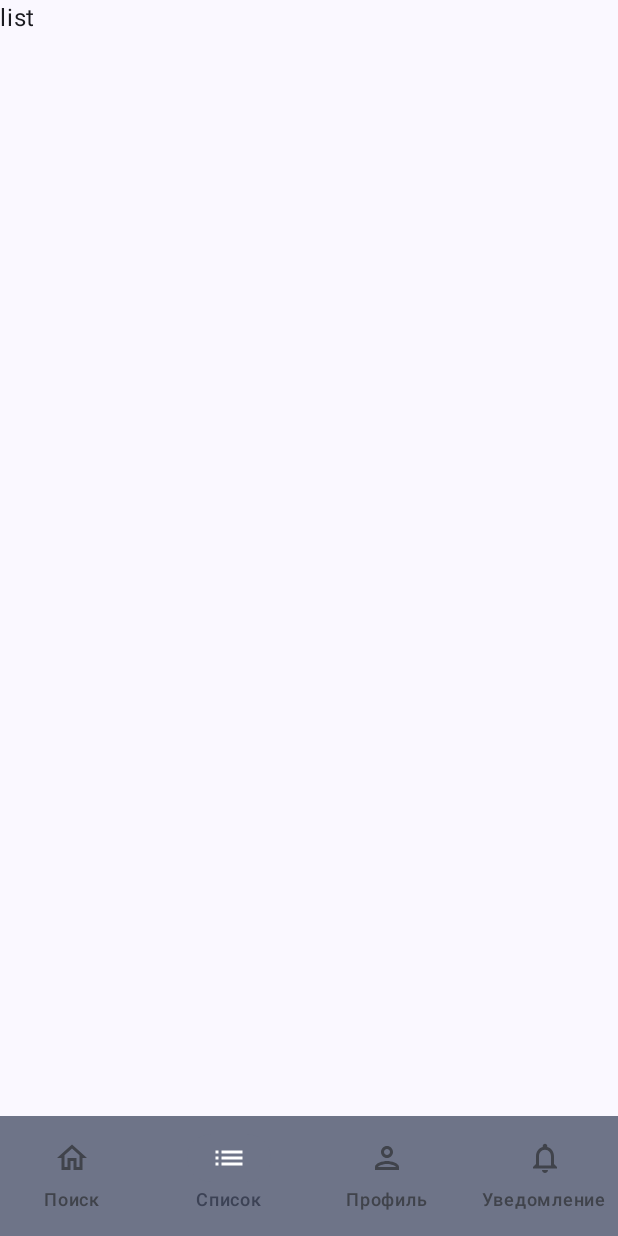
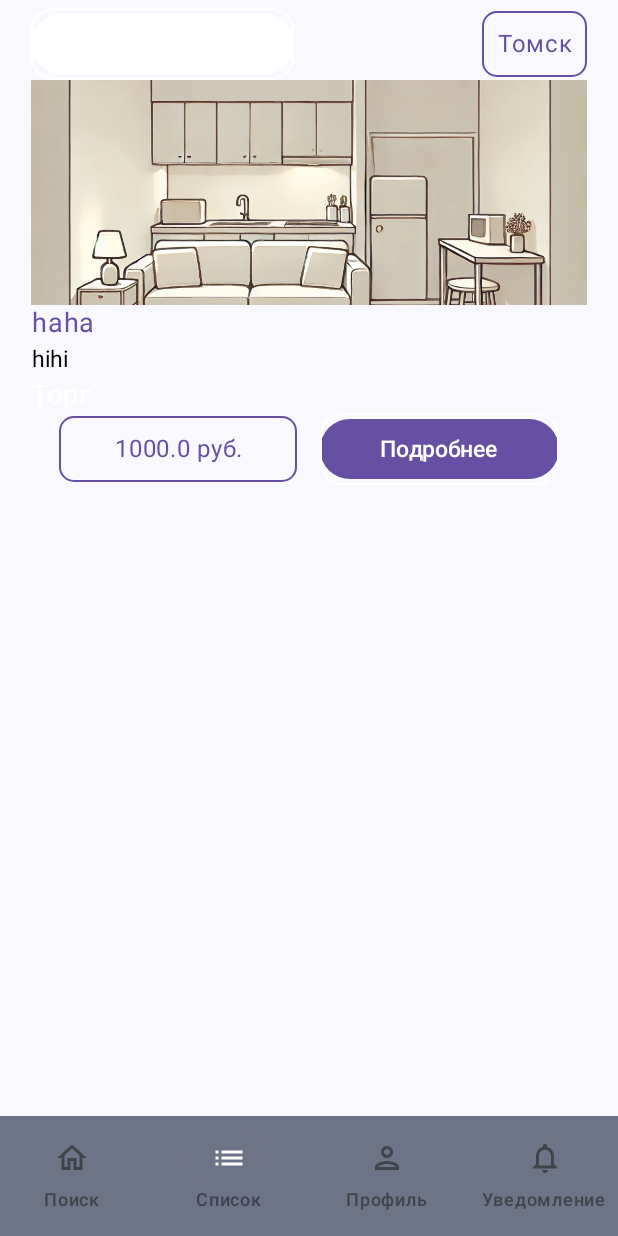
Before and after one commit to zavaranak/BookingMobileApp-, an Android app built with Jetpack Compose: the screen it shows after launch (MainActivity), item 2 of the bottom bar chosen, on a phone screen of 412 x 824 dp. Run offline under Robolectric (Android 15) with nearby library versions, the phone set to English and light mode, and no system bars; pictures from the network do not load.

Commit message:
Created List screen with filter sub-screen. Created fake call api (not applied yet). Created UI Component using Theme Color and Size. Created  Scrollable Column - Common UI

```diff
--- a/app/build.gradle.kts
+++ b/app/build.gradle.kts
@@ -57,4 +57,5 @@ dependencies {
     debugImplementation(libs.androidx.ui.test.manifest)
     implementation("androidx.lifecycle:lifecycle-viewmodel-compose:2.7.0")
     implementation("androidx.navigation:navigation-compose:2.7.5")
+    implementation("io.coil-kt:coil-compose:2.4.0")
 }
--- a/app/src/main/AndroidManifest.xml
+++ b/app/src/main/AndroidManifest.xml
@@ -1,6 +1,8 @@
 <?xml version="1.0" encoding="utf-8"?>
 <manifest xmlns:android="http://schemas.android.com/apk/res/android"
     xmlns:tools="http://schemas.android.com/tools">
+
+    <uses-permission android:name="android.permission.INTERNET" />
 
     <application
         android:allowBackup="true"
--- a/app/src/main/java/com/example/bookingmobilejetpackcompose/presentation/Application.kt
+++ b/app/src/main/java/com/example/bookingmobilejetpackcompose/presentation/Application.kt
@@ -1,5 +1,4 @@
 package com.example.bookingmobilejetpackcompose.presentation
-import androidx.compose.foundation.layout.Box
 import androidx.compose.material3.Text
 import androidx.compose.runtime.Composable
 import androidx.navigation.compose.NavHost
@@ -7,6 +6,7 @@ import androidx.navigation.compose.rememberNavController
 import androidx.navigation.compose.composable
 import androidx.navigation.createGraph
 import com.example.bookingmobilejetpackcompose.presentation.screen.Layout
+import com.example.bookingmobilejetpackcompose.presentation.screen.ListScreen
 import com.example.bookingmobilejetpackcompose.presentation.screen.SearchScreen
 import com.example.bookingmobilejetpackcompose.presentation.utils.Routes
 
@@ -16,7 +16,7 @@ fun Application() {
 
     val navGraph = navController.createGraph(startDestination = Routes[0]) {
         composable(Routes[0]) { SearchScreen() }
-        composable(Routes[1]) { Text(Routes[1])   }
+        composable(Routes[1]) { ListScreen() }
 
         composable(Routes[2]) {  Text(Routes[2]) }
         composable(Routes[3]) {  Text(Routes[3]) }
--- a/app/src/main/java/com/example/bookingmobilejetpackcompose/presentation/api/api.kt
+++ b/app/src/main/java/com/example/bookingmobilejetpackcompose/presentation/api/api.kt
@@ -1,9 +1,36 @@
 package com.example.bookingmobilejetpackcompose.presentation.api
 
 import kotlinx.coroutines.delay
+
+data class Property(
+    val name:String,
+    val address: String,
+    val price: Float,
+    val imgSrc: String,
+    val bargain: Boolean
+)
+
 
 suspend fun getPopularSearches() : List<String>{
     delay(200)
     val response = listOf("Томск", "Кемерово", "Казань", "Новосибирск", "Тюмень")
     return response
 }
+
+suspend fun getResults(location:String,startTimeStamp:Int,endTimeStamp:Int, guestNumber:Int) : Array<String>{
+    delay(200)
+    val response:Array<String> = if (location!="" && startTimeStamp!=0 && endTimeStamp !=0 && guestNumber >0) {
+        arrayOf("abc","xzx","asd","aaa","aad","daf","afx","add")
+    }
+    else{
+        arrayOf("")
+    }
+    return response
+}
+
+suspend fun getPropertyById(id:String) : Property?{
+    delay(200)
+    val response:Property? = if (id!="") Property("Name","address of property",1000f,"https://example.com/image.jpg",true)
+        else null
+    return response
+}
--- a/app/src/main/java/com/example/bookingmobilejetpackcompose/presentation/screen/Layout.kt
+++ b/app/src/main/java/com/example/bookingmobilejetpackcompose/presentation/screen/Layout.kt
@@ -1,14 +1,10 @@
 package com.example.bookingmobilejetpackcompose.presentation.screen
 
 import androidx.compose.foundation.layout.Box
-import androidx.compose.foundation.layout.Column
-import androidx.compose.foundation.layout.fillMaxSize
 import androidx.compose.foundation.layout.padding
 import androidx.compose.material3.Scaffold
 import androidx.compose.runtime.Composable
-import androidx.compose.ui.Alignment
 import androidx.compose.ui.Modifier
-import androidx.compose.ui.unit.dp
 import androidx.navigation.NavController
 import com.example.bookingmobilejetpackcompose.presentation.ui.NavBar
 
--- /dev/null
+++ b/app/src/main/java/com/example/bookingmobilejetpackcompose/presentation/screen/ListScreen.kt
@@ -0,0 +1,99 @@
+package com.example.bookingmobilejetpackcompose.presentation.screen
+
+import androidx.compose.foundation.layout.Arrangement
+import androidx.compose.foundation.layout.Box
+import androidx.compose.foundation.layout.Column
+import androidx.compose.foundation.layout.Row
+import androidx.compose.foundation.layout.fillMaxWidth
+import androidx.compose.foundation.layout.height
+import androidx.compose.foundation.layout.padding
+import androidx.compose.runtime.Composable
+import androidx.compose.runtime.getValue
+import androidx.compose.runtime.mutableStateOf
+import androidx.compose.runtime.remember
+import androidx.compose.runtime.setValue
+import androidx.compose.ui.Alignment
+import androidx.compose.ui.Modifier
+import androidx.compose.ui.unit.dp
+import androidx.lifecycle.viewmodel.compose.viewModel
+import com.example.bookingmobilejetpackcompose.presentation.store.BookingViewModel
+import com.example.bookingmobilejetpackcompose.presentation.theme.ThemeButton
+import com.example.bookingmobilejetpackcompose.presentation.theme.ThemeTextOutline
+import com.example.bookingmobilejetpackcompose.presentation.ui.CustomColumnContainer
+import com.example.bookingmobilejetpackcompose.R
+import com.example.bookingmobilejetpackcompose.presentation.api.Property
+import com.example.bookingmobilejetpackcompose.presentation.theme.ThemeText
+import com.example.bookingmobilejetpackcompose.presentation.ui.ScrollableColumn
+import com.example.bookingmobilejetpackcompose.presentation.ui.listscreen.FilterMenu
+import com.example.bookingmobilejetpackcompose.presentation.ui.listscreen.PropertyImageFitWidth
+
+
+
+@Composable
+fun ListScreen(viewModel:BookingViewModel = viewModel()){
+
+
+    CustomColumnContainer {
+        TopBar(viewModel.bookingState.location)
+        ScrollableColumn {
+            PropertyCard()
+        }
+    }
+}
+
+@Composable
+fun TopBar(location:String){
+    var openFilter by remember { mutableStateOf(false)}
+
+    if(openFilter){
+        FilterMenu({openFilter=false},{})
+    }
+    Row(
+        modifier = Modifier.fillMaxWidth(0.9f).padding(top=5.dp),
+        horizontalArrangement = Arrangement.spacedBy(10.dp),
+        verticalAlignment = Alignment.CenterVertically
+    ) {
+        Box(modifier = Modifier.weight(0.5f).fillMaxWidth()){
+            ThemeButton("Фильтрация","small","bold") {openFilter=true}
+        }
+        Box(modifier = Modifier.weight(0.3f))
+        Box(modifier = Modifier.weight(0.2f).fillMaxWidth()){
+            ThemeTextOutline(location )
+        }
+    }
+}
+
+
+
+@Composable
+fun PropertyCard(){
+    val property = Property("haha","hihi",1000f,"https://example.com/image.jpg",true)
+    Column (
+        modifier = Modifier.fillMaxWidth(0.9f),
+        horizontalAlignment = Alignment.CenterHorizontally
+    ){
+        Box(modifier = Modifier.fillMaxWidth().height(150.dp)){
+            PropertyImageFitWidth(property.imgSrc, R.drawable.property)
+        }
+        Box(modifier = Modifier.fillMaxWidth()){
+            Column {
+                ThemeText(property.name,"normal","primary")
+                ThemeText(property.address,"small","black")
+                if(property.bargain){
+                    ThemeText("Торг","normal","bold")
+                }
+            }
+        }
+        Box(modifier = Modifier.fillMaxWidth(0.9f)){
+            Row(verticalAlignment = Alignment.CenterVertically, horizontalArrangement = Arrangement.spacedBy(15.dp)){
+                Box(Modifier.weight(1f)){
+                    ThemeTextOutline(property.price.toString()+" руб.")
+                }
+                Box(Modifier.weight(1f)){
+                    ThemeButton("Подробнее","small","filled"){}
+                }
+
+            }
+        }
+    }
+}
--- a/app/src/main/java/com/example/bookingmobilejetpackcompose/presentation/screen/SearchScreen.kt
+++ b/app/src/main/java/com/example/bookingmobilejetpackcompose/presentation/screen/SearchScreen.kt
@@ -17,9 +17,7 @@ import androidx.compose.ui.text.style.TextAlign
 import com.example.bookingmobilejetpackcompose.presentation.ui.Logo
 import androidx.compose.ui.unit.dp
 import androidx.compose.ui.unit.sp
-import androidx.compose.ui.window.Dialog
 import androidx.lifecycle.viewmodel.compose.viewModel
-import com.example.bookingmobilejetpackcompose.presentation.api.getPopularSearches
 import com.example.bookingmobilejetpackcompose.presentation.store.BookingViewModel
 import com.example.bookingmobilejetpackcompose.presentation.ui.Slogan
 import com.example.bookingmobilejetpackcompose.presentation.store.Date
@@ -28,25 +26,39 @@ import com.example.bookingmobilejetpackcompose.presentation.ui.CustomColumnConta
 import java.util.Calendar
 import androidx.compose.runtime.getValue
 import androidx.compose.runtime.setValue
-import com.example.bookingmobilejetpackcompose.presentation.screen.SearchScreen.RecommendationList
+import com.example.bookingmobilejetpackcompose.presentation.ui.searchscreen.RecommendationList
 import com.example.bookingmobilejetpackcompose.presentation.theme.ThemeButton
-import kotlinx.coroutines.async
+
+
 
 @Composable
-fun SearchScreen() {
+fun SearchScreen(viewModel:BookingViewModel=viewModel()) {
+    var showList by remember { mutableStateOf(false) }
     CustomColumnContainer {
         Box(modifier = Modifier.padding(bottom = 80.dp, top = 40.dp)){
             Logo()
         }
         Slogan("Ищи свое место")
-        InputForm()
+        InputForm(viewModel)
+        Box(modifier = Modifier.fillMaxWidth(0.8f)){
+
+        ThemeButton(name = "Поиск",size="big", color="light" ,null)
+        }
+        Box(
+            modifier = Modifier.fillMaxWidth(0.8f).padding(top=40.dp)
+        ){
+            ThemeButton(name = "Самые популярные поиски",size="normal",color="dark") { showList=true}
+        }
+        if(showList)
+        {
+            RecommendationList ({showList=false},viewModel::updateLocation)
+        }
     }
 }
 
 
 @Composable
-fun InputForm(viewModel:BookingViewModel=viewModel()) {
-    var showList by remember { mutableStateOf(false) }
+fun InputForm(viewModel: BookingViewModel) {
     val state = viewModel.bookingState
     Column(
         modifier = Modifier
@@ -77,16 +89,6 @@ fun InputForm(viewModel:BookingViewModel=viewModel()) {
         DateInput("Начало:",state.startDate,viewModel::updateDateStart)
         DateInput("Конец:",state.endDate,viewModel::updateDateEnd)
         GuestInput("Гости:",state.guestNumber,viewModel::updateGuestNumber)
-        ThemeButton(name = "Поиск",size="big", color="light" ,null)
-        Box(
-            modifier = Modifier.fillMaxWidth(0.8f).align(alignment = Alignment.CenterHorizontally).padding(top=40.dp)
-        ){
-        ThemeButton(name = "Самые популярные поиски",size="normal",color="dark", { showList=true})
-        }
-        if(showList)
-        {
-            RecommendationList ({showList=false},viewModel::updateLocation)
-        }
     }
 }
 @Composable
--- a/app/src/main/java/com/example/bookingmobilejetpackcompose/presentation/store/BookingViewModel.kt
+++ b/app/src/main/java/com/example/bookingmobilejetpackcompose/presentation/store/BookingViewModel.kt
@@ -11,15 +11,9 @@ data class Date(
     val year: Int
 ){
     override fun toString(): String {
-        val dayStr:String = if(day>9)day.toString() else "0" + day.toString()
-        val monthStr:String = if(month>9)month.toString() else "0" + month.toString()
+        val dayStr:String = if(day>9)day.toString() else "0$day"
+        val monthStr:String = if(month>9)month.toString() else "0$month"
         return "$dayStr.$monthStr.$year"
-    }
-    fun toValue():Int{
-        val dayStr:String = if(day>9)day.toString() else "0" + day.toString()
-        val monthStr:String = if(month>9)month.toString() else "0" + month.toString()
-        val yearStr:String = year.toString()
-        return (dayStr+monthStr+yearStr).toInt()
     }
 }
 
@@ -28,9 +22,7 @@ data class BookingState(
     val guestNumber: Int = 1,
     val startDate: Date? =null,
     val endDate: Date? = null
-) {
-}
-
+)
 class BookingViewModel : ViewModel() {
 
     var bookingState by mutableStateOf(BookingState())
--- a/app/src/main/java/com/example/bookingmobilejetpackcompose/presentation/theme/Theme.kt
+++ b/app/src/main/java/com/example/bookingmobilejetpackcompose/presentation/theme/Theme.kt
@@ -4,11 +4,12 @@ import android.os.Build
 import androidx.compose.foundation.BorderStroke
 import androidx.compose.foundation.border
 import androidx.compose.foundation.isSystemInDarkTheme
+import androidx.compose.foundation.layout.Box
 import androidx.compose.foundation.layout.fillMaxWidth
+import androidx.compose.foundation.layout.padding
 import androidx.compose.foundation.shape.RoundedCornerShape
 import androidx.compose.material3.Button
 import androidx.compose.material3.ButtonColors
-import androidx.compose.material3.ButtonDefaults
 import androidx.compose.material3.MaterialTheme
 import androidx.compose.material3.Text
 import androidx.compose.material3.darkColorScheme
@@ -17,9 +18,10 @@ import androidx.compose.material3.dynamicLightColorScheme
 import androidx.compose.material3.lightColorScheme
 import androidx.compose.ui.platform.LocalContext
 import androidx.compose.runtime.Composable
+import androidx.compose.ui.Alignment
 import androidx.compose.ui.Modifier
 import androidx.compose.ui.graphics.Color
-import androidx.compose.ui.unit.Dp
+import androidx.compose.ui.text.style.TextAlign
 import androidx.compose.ui.unit.TextUnit
 import androidx.compose.ui.unit.dp
 import androidx.compose.ui.unit.sp
@@ -74,25 +76,25 @@ fun BookingMobileJetpackComposeTheme(
 
 @Composable
 fun ThemeButton(name:String,size:String?,color:String, onClick: (()->Unit)?){
-    val fontSize = calFontSizeButton((size))
-    val colors = setColors(color)
+    val _fontSize = calFontSize((size))
+    val _colors = setColors(color)
 //    val
     Button(
         onClick={if(onClick!=null)onClick()},
         modifier = Modifier
             .fillMaxWidth()
             .border(
-                BorderStroke(1.dp, colors.contentColor),
-                shape = RoundedCornerShape(20.dp)
+                BorderStroke(1.dp, _colors.contentColor),
+                shape = RoundedCornerShape(15.dp)
             ),
-        colors = colors,
+        colors = _colors,
 
         ) {
-        Text(text=name,fontSize=fontSize)
+        Text(text=name,fontSize=_fontSize)
     }
 }
 
-fun calFontSizeButton(size:String?): TextUnit{
+fun calFontSize(size:String?): TextUnit{
     when (size) {
         "big" -> return 20.sp
         "small" -> return 15.sp
@@ -123,7 +125,23 @@ fun setColors(color:String):ButtonColors{
         }
         "filled"->{
             return ButtonColors(
-                containerColor = MaterialTheme.colorScheme.primary,
+                containerColor = Purple40,
+                contentColor = MaterialTheme.colorScheme.onPrimary,
+                disabledContentColor = MaterialTheme.colorScheme.onSecondary,
+                disabledContainerColor = MaterialTheme.colorScheme.secondary
+            )
+        }
+        "bold"->{
+            return ButtonColors(
+                containerColor = MaterialTheme.colorScheme.onPrimaryContainer,
+                contentColor = MaterialTheme.colorScheme.onPrimary,
+                disabledContentColor = MaterialTheme.colorScheme.onSecondary,
+                disabledContainerColor = MaterialTheme.colorScheme.secondary
+            )
+        }
+        "red"->{
+            return ButtonColors(
+                containerColor = MaterialTheme.colorScheme.error,
                 contentColor = MaterialTheme.colorScheme.onPrimary,
                 disabledContentColor = MaterialTheme.colorScheme.onSecondary,
                 disabledContainerColor = MaterialTheme.colorScheme.secondary
@@ -131,7 +149,7 @@ fun setColors(color:String):ButtonColors{
         }
         else ->{
             return ButtonColors(
-                containerColor = MaterialTheme.colorScheme.primary,
+                containerColor = Purple40,
                 contentColor = MaterialTheme.colorScheme.onPrimary,
                 disabledContentColor = MaterialTheme.colorScheme.onSecondary,
                 disabledContainerColor = MaterialTheme.colorScheme.secondary
@@ -139,3 +157,38 @@ fun setColors(color:String):ButtonColors{
         }
     }
 }
+
+
+@Composable
+fun ThemeTextOutline(text:String){
+    Box(
+        modifier = Modifier.border(1.dp,Purple40,shape = RoundedCornerShape(10.dp)).fillMaxWidth(),
+    ){
+        Text(text, color = Purple40, textAlign = TextAlign.Center, modifier = Modifier.align(
+            Alignment.Center).padding(10.dp))
+    }
+}
+@Composable
+fun ThemeText(text:String, size:String, color:String){
+    val _color:Color = setTextColor(color)
+    val _fontSize:TextUnit = calFontSize(size)
+    Text(text, color = _color, textAlign = TextAlign.Center, fontSize = _fontSize)
+}
+
+@Composable
+fun setTextColor(color:String):Color{
+    when (color){
+        "primary"->{
+            return Purple40
+        }
+        "black" -> {
+            return Color.Black
+        }
+        "bold" -> {
+            return MaterialTheme.colorScheme.onPrimaryContainer
+        }
+        else ->{
+            return Purple40
+        }
+    }
+}
--- a/app/src/main/java/com/example/bookingmobilejetpackcompose/presentation/ui/NavBar.kt
+++ b/app/src/main/java/com/example/bookingmobilejetpackcompose/presentation/ui/NavBar.kt
@@ -24,7 +24,7 @@ import com.example.bookingmobilejetpackcompose.presentation.utils.Routes
 
 @Composable
 fun NavBar(navController: NavController) {
-    var selectedItem by remember{ mutableIntStateOf(1)}
+    var selectedItem by remember{ mutableIntStateOf(0)}
     val selectedIcons = listOf(Icons.Filled.Home, Icons.Filled.List, Icons.Filled.Person, Icons.Filled.Notifications)
     val unselectedIcons = listOf(Icons.Outlined.Home, Icons.Outlined.List, Icons.Outlined.Person, Icons.Outlined.Notifications)
 
--- /dev/null
+++ b/app/src/main/java/com/example/bookingmobilejetpackcompose/presentation/ui/ScrollableColumn.kt
@@ -0,0 +1,18 @@
+package com.example.bookingmobilejetpackcompose.presentation.ui
+
+import androidx.compose.foundation.layout.Column
+import androidx.compose.foundation.layout.fillMaxSize
+import androidx.compose.foundation.rememberScrollState
+import androidx.compose.foundation.verticalScroll
+import androidx.compose.runtime.Composable
+import androidx.compose.ui.Alignment
+import androidx.compose.ui.Modifier
+
+
+@Composable
+fun ScrollableColumn(content: @Composable ()->Unit){
+    val scrollState = rememberScrollState()
+    Column (modifier = Modifier.fillMaxSize().verticalScroll(scrollState), horizontalAlignment = Alignment.CenterHorizontally){
+        content()
+    }
+}
--- /dev/null
+++ b/app/src/main/java/com/example/bookingmobilejetpackcompose/presentation/ui/listscreen/PropertyImageFitWidth.kt
@@ -0,0 +1,19 @@
+package com.example.bookingmobilejetpackcompose.presentation.ui.listscreen
+
+import androidx.compose.foundation.layout.fillMaxSize
+import androidx.compose.runtime.Composable
+import androidx.compose.ui.Modifier
+import androidx.compose.ui.layout.ContentScale
+import androidx.compose.ui.res.painterResource
+import coil.compose.AsyncImage
+
+@Composable
+fun PropertyImageFitWidth(imgSrc:String?,onError:Int){
+    AsyncImage(
+        model = imgSrc,
+        contentDescription = "property image",
+        error = painterResource(id = onError),
+        contentScale = ContentScale.FillWidth,
+        modifier = Modifier.fillMaxSize()
+    )
+}
```
Also changed, not shown: app/src/main/java/com/example/bookingmobilejetpackcompose/presentation/ui/RecommendationList.kt (deleted, +0 -12 lines), app/src/main/java/com/example/bookingmobilejetpackcompose/presentation/ui/listscreen/FilterMenu.kt (added, +129 -0 lines), app/src/main/java/com/example/bookingmobilejetpackcompose/presentation/ui/searchscreen/RecommendationList.kt (renamed from app/src/main/java/com/example/bookingmobilejetpackcompose/presentation/screen/SearchScreen/RecommendationList.kt, +4 -3 lines), app/src/main/res/drawable/property.webp (added).
